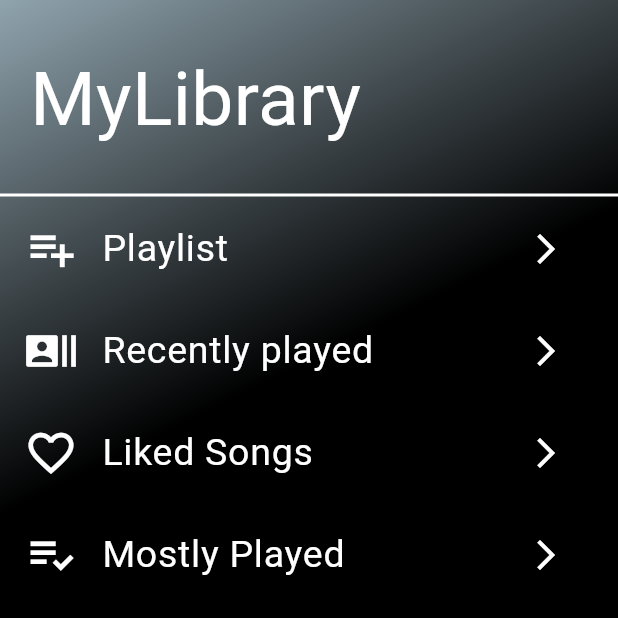
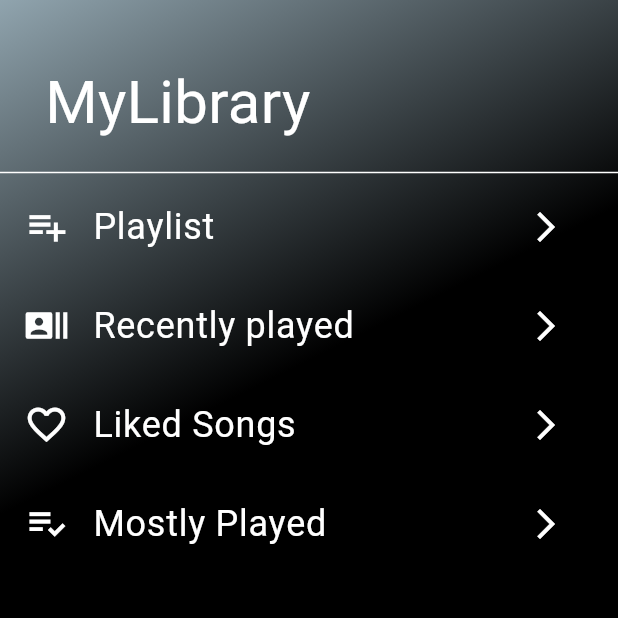
Before and after one commit to sreenivas20/Audio-Box, a Flutter app: the LibraryScreen screen opened directly, on a phone screen of 412 x 824 dp, the top half of it. Run offline on Flutter 3.47's test engine with Material 2 defaults, Android fonts, the phone set to English and light mode, and no system bars; our stand-ins replace assets_audio_player, audio_video_progress_bar, flutter_markdown, hive_flutter, just_audio, liquid_pull_to_refresh and 3 more; accounts and stored records are empty.

Commit message:
final update

```diff
--- a/lib/db_funtion/all_db_functions.dart
+++ b/lib/db_funtion/all_db_functions.dart
@@ -34,7 +34,7 @@ recentlyPlayedFunction(RecentlyPlayed value) {
   }
 }
 
-updateSongPlayedCount(MostPlayed value) {
+updateSongPlayedCount(MostPlayed value, int index) {
   // final box = MostPlayedBox.getInstance();
   List<MostPlayed> mostlist = mostPlayedSongs.values.toList();
 
--- a/lib/screen/libraryscreen.dart
+++ b/lib/screen/libraryscreen.dart
@@ -23,7 +23,7 @@ class _LibraryScreenState extends State<LibraryScreen> {
       leading: ledIcon,
       title: Text(
         title,
-        style: const TextStyle(fontSize: 25, color: Colors.white),
+        style: const TextStyle(fontSize: 24, color: Colors.white),
       ),
       trailing: trailIcon,
     );
@@ -67,20 +67,20 @@ class _LibraryScreenState extends State<LibraryScreen> {
               height: 10,
             ),
             const Padding(
-              padding: EdgeInsets.all(20.0),
+              padding: EdgeInsets.only(top: 30.0, left: 30, bottom: 10),
               child: Text(
                 'MyLibrary',
-                style: TextStyle(fontSize: 50, color: Colors.white),
+                style: TextStyle(fontSize: 40, color: Colors.white),
               ),
             ),
             const Divider(
-              thickness: 2,
+              thickness: 1,
               color: Colors.white,
             ),
             myListTile(
               const Icon(
                 Icons.playlist_add,
-                size: 36,
+                size: 30,
                 color: Colors.white,
               ),
               'Playlist',
@@ -93,11 +93,11 @@ class _LibraryScreenState extends State<LibraryScreen> {
                 ),
               ),
             ),
-            boxSize(12, 0),
+            boxSize(10, 0),
             myListTile(
               const Icon(
                 Icons.recent_actors,
-                size: 36,
+                size: 30,
                 color: Colors.white,
               ),
               'Recently played',
@@ -110,11 +110,11 @@ class _LibraryScreenState extends State<LibraryScreen> {
                 ),
               ),
             ),
-            boxSize(12, 0),
+            boxSize(10, 0),
             myListTile(
               const Icon(
                 Icons.favorite_outline,
-                size: 36,
+                size: 30,
                 color: Colors.white,
               ),
               'Liked Songs',
@@ -127,11 +127,11 @@ class _LibraryScreenState extends State<LibraryScreen> {
                 ),
               ),
             ),
-            boxSize(12, 0),
+            boxSize(10, 0),
             myListTile(
               const Icon(
                 Icons.playlist_add_check,
-                size: 36,
+                size: 30,
                 color: Colors.white,
               ),
               'Mostly Played',
--- a/lib/screen/playlistscrren.dart
+++ b/lib/screen/playlistscrren.dart
@@ -19,7 +19,7 @@ class _PlayListScreenState extends State<PlayListScreen> {
   late List<PlaylistSongs> playlistsong = playlistbox.values.toList();
   final List<PlaylistSongs> playlistsong1 = [];
 
-  Widget  block(String musicName, context, index) {
+  Widget block(String musicName, context, index) {
     return Padding(
       padding: const EdgeInsets.only(top: 8.0, left: 15, right: 20),
       child: Container(
@@ -219,7 +219,7 @@ class _PlayListScreenState extends State<PlayListScreen> {
               ),
               TextButton(
                 onPressed: () {
-                  createplaylist(myController.text);
+                  createplaylist(myController.text, context);
                   Navigator.of(ctx).pop();
                 },
                 child: const Text(
--- a/lib/screen/recentlyplayed.dart
+++ b/lib/screen/recentlyplayed.dart
@@ -70,6 +70,7 @@ class _RecentlyPlayedScreenState extends State<RecentlyPlayedScreen> {
         child: Center(
           child: ListTile(
             onTap: () {
+              FocusManager.instance.primaryFocus?.unfocus();
               _audioPlayer.open(
                 Playlist(audios: rcentplay, startIndex: recentIndex),
                 headPhoneStrategy: HeadPhoneStrategy.pauseOnUnplugPlayOnPlug,
--- a/lib/screen/searchscreen.dart
+++ b/lib/screen/searchscreen.dart
@@ -98,6 +98,8 @@ class _SearchScreenState extends State<SearchScreen> {
                   headPhoneStrategy: HeadPhoneStrategy.pauseOnUnplug,
                   showNotification: true,
                   loopMode: LoopMode.playlist);
+              // Navigator.of(context).push(CupertinoPageRoute(
+              //     fullscreenDialog: true, builder: ((ctx) => PlayingScreen())));
             },
             leading: cover,
             title: TextScroll(
@@ -115,6 +117,7 @@ class _SearchScreenState extends State<SearchScreen> {
   @override
   Widget build(BuildContext context) {
     return Scaffold(
+      bottomSheet: NowPlayingSlider(),
       backgroundColor: Colors.transparent,
       body: Stack(
         children: [
@@ -154,7 +157,7 @@ class _SearchScreenState extends State<SearchScreen> {
           ),
         ],
       ),
-      bottomSheet: NowPlayingSlider(),
+      // bottomSheet: NowPlayingSlider(),
     );
   }
 
```
Also changed, not shown: lib/screen/functions/createplaylist.dart (+32 -2 lines), lib/screen/homescreen.dart (+3 -6 lines), lib/screen/mostlyplayed.dart (+1 -65 lines), lib/screen/nowplaying_slider.dart (+10 -2 lines), lib/screen/playingscreen.dart (+35 -33 lines).
